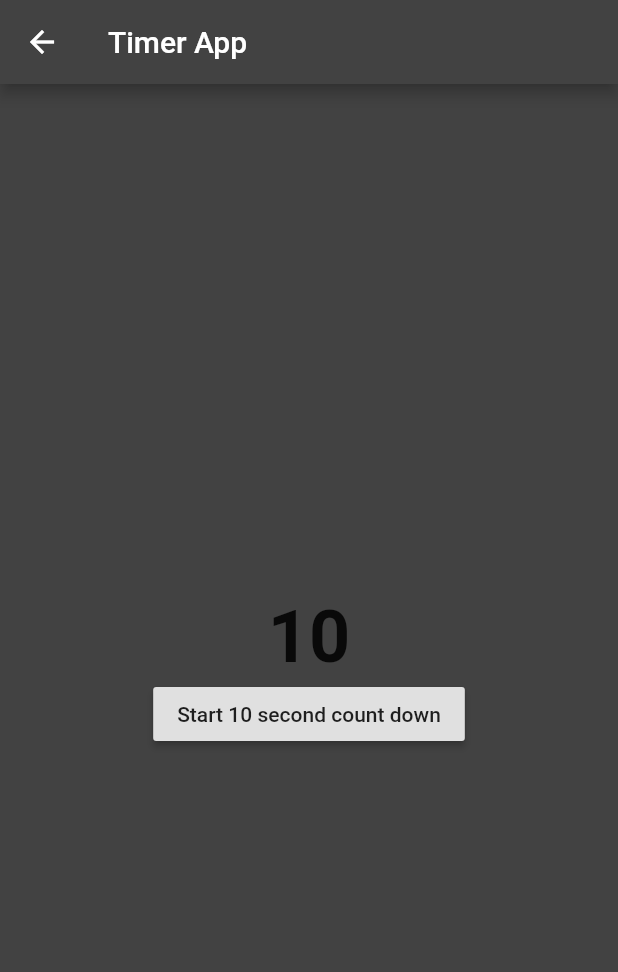
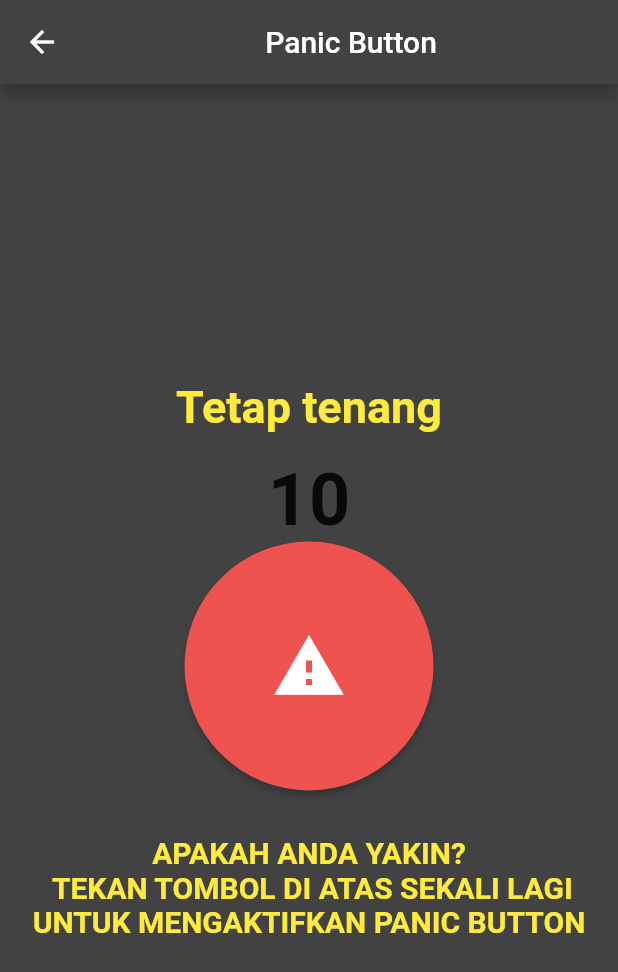
Before and after one commit to rayfazt/savera, a Flutter app: the PanicPage screen opened directly, on a phone screen of 412 x 824 dp. Shown: the top 972 px of the screen. Run offline on Flutter 3.47's test engine with Material 2 defaults, Android fonts, the phone set to English and light mode, and no system bars; our stand-ins replace bloc, flutter_bloc, rxdart.

Commit message:
Fixing panic button timer

```diff
--- a/lib/pages/panicpage.dart
+++ b/lib/pages/panicpage.dart
@@ -33,20 +33,31 @@ class _PanicPageState extends State<PanicPage> {
   Widget build(BuildContext context) {
     return Scaffold(
       appBar: AppBar(
-        title: Text("Timer App"),
+        title: Center(
+          child: Text("Panic Button"),
+        ),
       ),
       body: Center(
         child: Column(
           mainAxisAlignment: MainAxisAlignment.center,
           children: <Widget>[
-            (_counter > 0)
+            Text(
+                "Tetap tenang",
+              style: TextStyle(
+                fontSize: 30.0,
+                color: Colors.yellow,
+                fontWeight: FontWeight.bold,
+              ),
+            ),
+
+            (_counter > 0 )
                 ? Text("")
                 : Text(
-              "DONE!",
+              "Alarm telah aktif!",
               style: TextStyle(
-                color: Colors.green,
+                color: Colors.red[600],
                 fontWeight: FontWeight.bold,
-                fontSize: 48,
+                fontSize: 35.0,
               ),
             ),
             Text(
@@ -56,13 +67,37 @@ class _PanicPageState extends State<PanicPage> {
                 fontSize: 48,
               ),
             ),
-            RaisedButton(
-              onPressed: () => _startTimer(),
-              child: Text("Start 10 second count down"),
+            RawMaterialButton(
+              onPressed: (){},
+              fillColor: Colors.red[400],
+              child: IconButton(
+                onPressed: () => _startTimer(),
+                icon : Icon(Icons.warning),
+                iconSize: 50.0,
+                color: Colors.white,
+              ),
+              padding: EdgeInsets.all(50.0),
+              shape: CircleBorder(),
             ),
+            SizedBox(height: 30.0),
+            Text(
+              'APAKAH ANDA YAKIN?\n '
+              'TEKAN TOMBOL DI ATAS SEKALI LAGI UNTUK MENGAKTIFKAN PANIC BUTTON',
+              textAlign: TextAlign.center,
+              style: TextStyle(
+                fontSize: 20.0,
+                color: Colors.yellow,
+                fontWeight: FontWeight.bold,
+              ),
+            ),
+//            RaisedButton(
+//              onPressed: () => _startTimer(),
+//              child: Text("Start 10 second count down"),
+//            ),
           ],
         ),
       ),
+      backgroundColor: Colors.grey[800],
     );
   }
 }
```
Also changed, not shown: lib/pages/homepage.dart (+0 -44 lines).
